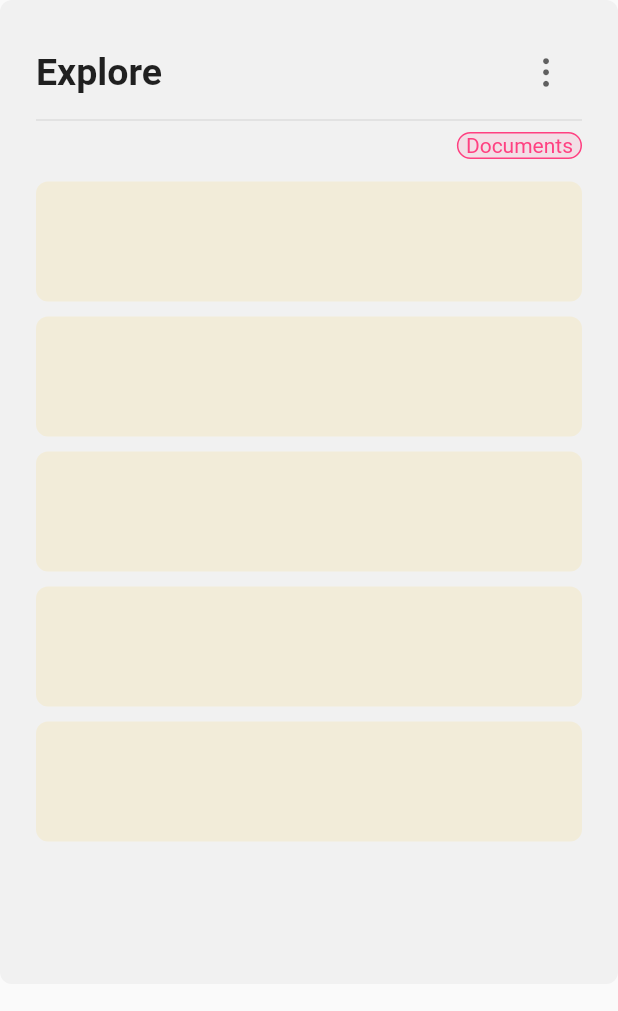
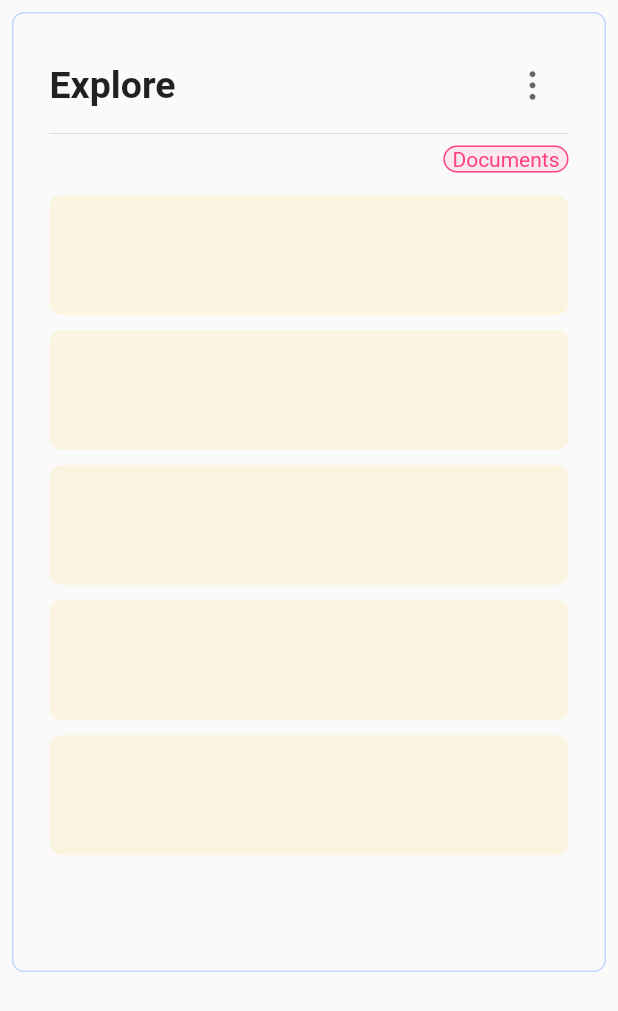
Before and after one commit to darkCavalier11/live_share, a Flutter app: the ExploreTab widget shown alone on an empty page, opened directly, on a phone screen of 412 x 824 dp. Shown: the top 1011 px of the screen. Run offline on Flutter 3.47's test engine with Material 2 defaults, Android fonts, the phone set to English and light mode, and no system bars; our stand-ins replace async_redux, flutter_svg, font_awesome_flutter, line_icons; statements that could not run were skipped.

Commit message:
fixed decoration

```diff
--- a/lib/hubs/views/hubs_view.dart
+++ b/lib/hubs/views/hubs_view.dart
@@ -1,5 +1,6 @@
 import 'package:flutter/cupertino.dart';
 import 'package:flutter/material.dart';
+import 'package:live_share/constants/ui_constants.dart';
 import 'package:live_share/hubs/views/widgets/group_item.dart';
 import 'package:live_share/ui/reusables/vertical_bar.dart';
 
@@ -13,7 +14,10 @@ class HubView extends StatelessWidget {
       child: ListView.builder(
         itemBuilder: (context, index) {
           return Container(
-            color: index % 2 == 0 ? null : Colors.lightBlue.withOpacity(0.1),
+            decoration: BoxDecoration(
+              borderRadius: BorderRadius.circular(UIconstants.cardBorderRadius),
+              color: index % 2 == 0 ? null : Colors.lightBlue.withOpacity(0.1),
+            ),
             child: GroupItem(),
           );
         },
--- a/lib/ui/base_screens/explore_tab.dart
+++ b/lib/ui/base_screens/explore_tab.dart
@@ -10,38 +10,17 @@ class ExploreTab extends StatelessWidget {
 
   @override
   Widget build(BuildContext context) {
-    return Container(
-      height: MediaQuery.of(context).size.height - 168,
-      child: Container(
-        padding: const EdgeInsets.all(24),
-        decoration: BoxDecoration(
-          borderRadius: BorderRadius.circular(UIconstants.cardBorderRadius),
-          color: Colors.grey.withOpacity(0.1),
-        ),
-        child: SingleChildScrollView(
-          child: Column(
-            crossAxisAlignment: CrossAxisAlignment.start,
-            children: [
-              Row(
-                children: [
-                  Text(
-                    'Explore',
-                    style: TextStyle(
-                      fontSize: 25,
-                      fontWeight: FontWeight.bold,
-                    ),
-                  ),
-                  Spacer(),
-                  IconButton(
+    return VerticalBar(
+      headerText: 'Explore',
+      trailing: IconButton(
         onPressed: () {},
         icon: Icon(
           CupertinoIcons.ellipsis_vertical,
           color: Colors.black.withOpacity(0.6),
         ),
-                  )
-                ],
       ),
-              Divider(),
+      child: Column(
+        children: [
           Row(
             children: [
               Spacer(),
@@ -73,8 +52,6 @@ class ExploreTab extends StatelessWidget {
           ),
         ],
       ),
-        ),
-      ),
     );
   }
 }
```
Lines whose indentation alone changed are shown as unchanged.
